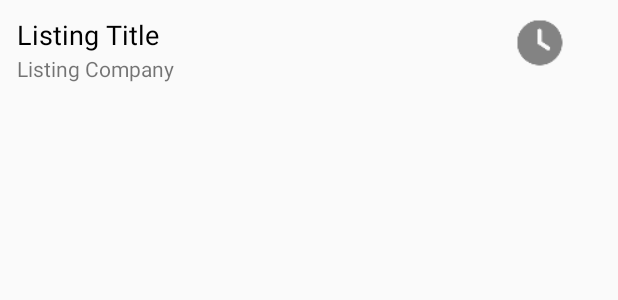
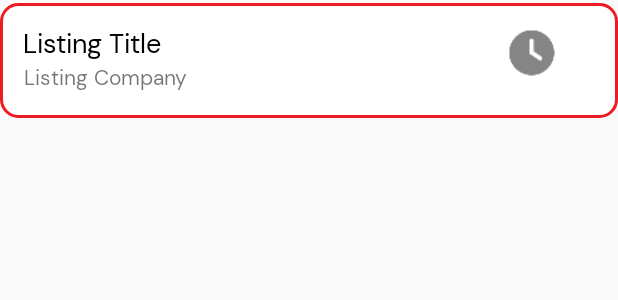
Before and after one commit to Han325/ListingSaver2.0, an Android app: the layout list_item_listing.xml on its own in the app's theme, with its tools: preview values and no code run, on a phone screen of 412 x 824 dp. Shown: the top 300 px of the screen. Run offline under Robolectric (Android 15) with nearby library versions, the phone set to English and light mode, and no system bars.

Commit message:
Changed layout, added custom fonts

```diff
--- a/app/src/main/java/com/bignerdranch/android/listingsaver/ListingFragment.java
+++ b/app/src/main/java/com/bignerdranch/android/listingsaver/ListingFragment.java
@@ -222,7 +222,7 @@ public class ListingFragment extends Fragment {
                 TimePickerFragment dialog = new TimePickerFragment()
                         .newInstance(sListing.getListTime());
                 dialog.setTargetFragment(ListingFragment.this, REQUEST_TIME);
-                dialog.show(manager, DIALOG_DATE);
+                dialog.show(manager, DIALOG_TIME);
             }
         });
         // Add TimePicker code here
--- /dev/null
+++ b/app/src/main/res/drawable/shape.xml
@@ -0,0 +1,25 @@
+<shape
+    xmlns:android="http://schemas.android.com/apk/res/android"
+    android:shape="rectangle"   >
+
+    <solid
+        android:color="#FFFFFF" >
+    </solid>
+
+    <stroke
+        android:width="2dp"
+        android:color="#ed1c24" >
+    </stroke>
+
+    <padding
+        android:left="5dp"
+        android:top="5dp"
+        android:right="5dp"
+        android:bottom="15dp"    >
+    </padding>
+
+    <corners
+        android:radius="11dp"   >
+    </corners>
+
+</shape>
--- a/app/src/main/res/layout/list_item_listing.xml
+++ b/app/src/main/res/layout/list_item_listing.xml
@@ -4,7 +4,12 @@
     xmlns:tools="http://schemas.android.com/tools"
     android:id="@+id/linearLayout"
     android:layout_width="match_parent"
-    android:layout_height="wrap_content">
+    android:layout_height="wrap_content"
+    android:layout_marginBottom="2dp"
+    android:layout_marginTop="2dp"
+    android:background="@drawable/shape"
+    android:paddingLeft="5dp"
+    android:paddingRight="5dp">
 
     <TextView
         android:id="@+id/listing_title"
@@ -15,6 +20,7 @@
         android:textColor="@android:color/black"
         android:textSize="18sp"
         app:layout_constraintBottom_toTopOf="@+id/listing_company"
+        android:fontFamily="@font/dmsans_bold"
         app:layout_constraintEnd_toEndOf="parent"
         app:layout_constraintHorizontal_bias="0.078"
         app:layout_constraintStart_toStartOf="parent"
@@ -26,6 +32,7 @@
         android:layout_width="272dp"
         android:layout_height="19dp"
         android:text="Listing Company"
+        android:fontFamily="@font/dmsans_italic"
         app:layout_constraintBottom_toBottomOf="parent"
         app:layout_constraintEnd_toEndOf="parent"
         app:layout_constraintHorizontal_bias="0.08"
--- a/app/src/main/res/values/styles.xml
+++ b/app/src/main/res/values/styles.xml
@@ -6,6 +6,8 @@
         <item name="colorPrimary">#ED1C24</item>
         <item name="colorPrimaryDark">#ED1C24</item>
         <item name="colorAccent">#ED1C24</item>
+        <item name="android:fontFamily">@font/dmsans_regular</item>
+        <item name="fontFamily">@font/dmsans_regular</item>
     </style>
 
 </resources>
```
Also changed, not shown: app/src/main/res/font/dmsans_bold.ttf (added), app/src/main/res/font/dmsans_bolditalic.ttf (added), app/src/main/res/font/dmsans_italic.ttf (added), app/src/main/res/font/dmsans_medium.ttf (added), app/src/main/res/font/dmsans_mediumitalic.ttf (added), app/src/main/res/font/dmsans_regular.ttf (added).
